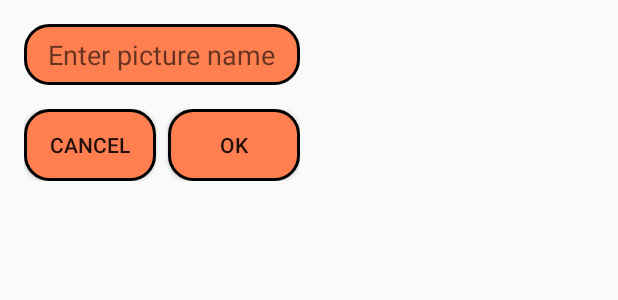
After one commit to 667020/DAT153, an Android app: the layout dialog_name_entry.xml on its own in the app's theme, with its tools: preview values and no code run, on a phone screen of 412 x 824 dp. The commit adds this screen. Shown: the top 300 px of the screen. Run offline under Robolectric (Android 15) with nearby library versions, the phone set to English and light mode, and no system bars.

Commit message:
Addet sletting av bilder, redigering av navn på bildene

```diff
--- a/DAT153_Obllig1_Quizzy/app/src/main/java/com/hvl/no/dat153_obllig1_quizzy/features/gallery/model/GalleryItem.java
+++ b/DAT153_Obllig1_Quizzy/app/src/main/java/com/hvl/no/dat153_obllig1_quizzy/features/gallery/model/GalleryItem.java
@@ -18,4 +18,8 @@ public class GalleryItem {
     public Uri getImageUri() {
         return imageUri;
     }
+
+    public void setName(String name) {
+        this.name = name;
+    }
 }
--- /dev/null
+++ b/DAT153_Obllig1_Quizzy/app/src/main/res/layout/dialog_name_entry.xml
@@ -0,0 +1,41 @@
+<?xml version="1.0" encoding="utf-8"?>
+<LinearLayout xmlns:android="http://schemas.android.com/apk/res/android"
+    android:layout_width="wrap_content"
+    android:layout_height="wrap_content"
+    android:orientation="vertical"
+    android:padding="16dp">
+
+    <!-- EditText for the picture name -->
+    <EditText
+        android:id="@+id/editTextPictureName"
+        android:layout_width="match_parent"
+        android:layout_height="wrap_content"
+        android:hint="Enter picture name"
+        android:background="@drawable/button_background"
+        />
+
+    <!-- Buttons for OK and Cancel -->
+    <LinearLayout
+        android:layout_width="match_parent"
+        android:layout_height="wrap_content"
+        android:orientation="horizontal"
+        android:layout_marginTop="16dp"
+        android:gravity="end">
+
+        <Button
+            android:id="@+id/btnCancel"
+            android:layout_width="wrap_content"
+            android:layout_height="wrap_content"
+            android:text="Cancel"
+            android:background="@drawable/button_background"
+            />
+
+        <Button
+            android:id="@+id/btnOk"
+            android:layout_width="wrap_content"
+            android:layout_height="wrap_content"
+            android:text="OK"
+            android:layout_marginStart="8dp"
+            android:background="@drawable/button_background"/>
+    </LinearLayout>
+</LinearLayout>
```
Also changed, not shown: DAT153_Obllig1_Quizzy/app/src/main/java/com/hvl/no/dat153_obllig1_quizzy/GalleryActivity.java (+94 -45 lines), DAT153_Obllig1_Quizzy/app/src/main/java/com/hvl/no/dat153_obllig1_quizzy/ImageGalleryAdapter.java (+23 -14 lines), DAT153_Obllig1_Quizzy/app/src/main/java/com/hvl/no/dat153_obllig1_quizzy/dialogs/DialogHelper.java (added, +97 -0 lines), DAT153_Obllig1_Quizzy/app/src/main/java/com/hvl/no/dat153_obllig1_quizzy/features/gallery/repo/GalleryRepository.java (+11 -0 lines), DAT153_Obllig1_Quizzy/app/src/main/res/layout/dialog_gallery_options.xml (added, +30 -0 lines).
